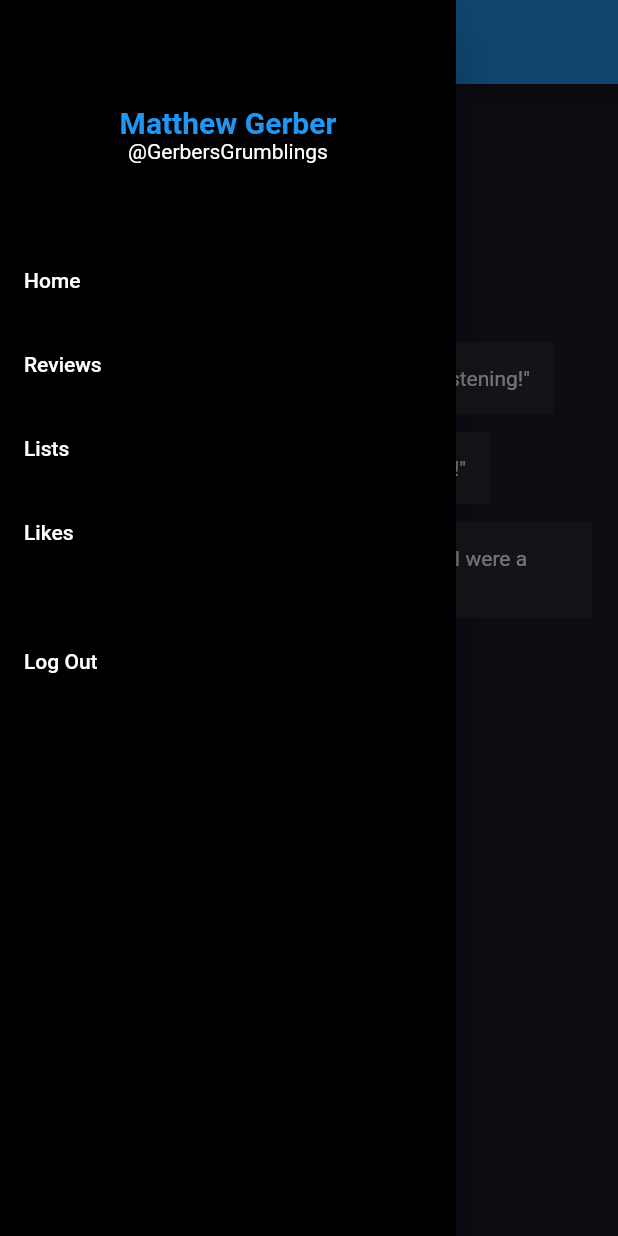
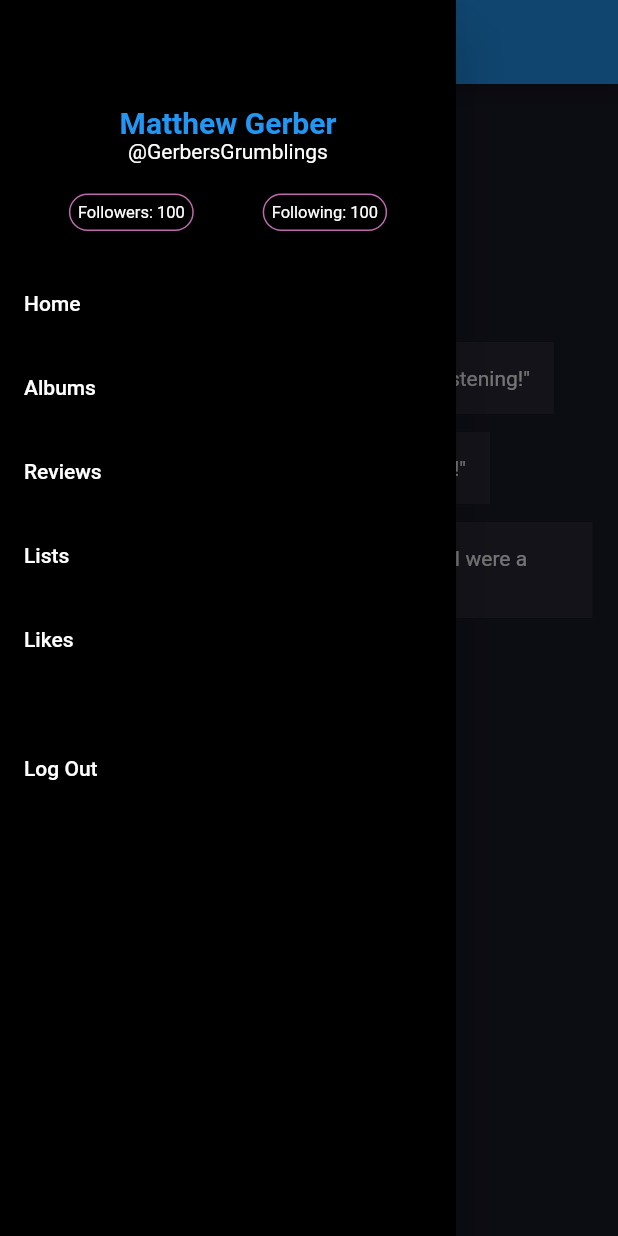
Before and after one commit to TrillAppTeam/trill, a Flutter app: the HomeScreen screen opened directly, with the side drawer open, on a phone screen of 412 x 824 dp. Run offline on Flutter 3.47's test engine with Material 2 defaults, Android fonts, the phone set to English and light mode, and no system bars.

Commit message:
Added followers and following to sidebar

```diff
--- a/mobile/lib/pages/home.dart
+++ b/mobile/lib/pages/home.dart
@@ -25,12 +25,65 @@ class HomeScreen extends StatelessWidget {
                 ),
                 const Text('@GerbersGrumblings'),
               ]),
-              SizedBox(height: 50),
+              SizedBox(height: 20),
+              Container(
+                child: Row(
+                  children: [
+                    Spacer(),
+                    Container(
+                      padding: EdgeInsets.all(5),
+                      decoration: BoxDecoration(
+                        border: Border.all(
+                            color: Color(0xFFBC6AAB),
+                            width: 1
+                        ),
+                        borderRadius: BorderRadius.all(
+                            Radius.circular(30)
+                        ),
+                      ),
+                      child: Center(
+                        child: Text(
+                          'Followers: 100',
+                           style: TextStyle(fontSize: 11)
+                        ),
+                      ),
+                    ),
+                    Spacer(),
+                    Container(
+                      padding: EdgeInsets.all(5),
+                      decoration: BoxDecoration(
+                        border: Border.all(
+                          color: Color(0xFFBC6AAB),
+                          width: 1
+                        ),
+                        borderRadius: BorderRadius.all(
+                            Radius.circular(30)
+                        ),
+                      ),
+                      child: Center(
+                        child: Text(
+                          'Following: 100',
+                          style: TextStyle(fontSize: 11)
+                        ),
+                      ),
+                    ),
+                    Spacer()
+                  ],
+                ),
+              ),
+              SizedBox(height: 20),
               ListTile(
                 title: const Text('Home'),
                 onTap: () {
                   Navigator.pop(context);
                   Navigator.pushNamed(context, '/home');
+                },
+              ),
+              ListTile(
+                title: const Text('Albums'),
+                onTap: () {
+                  Navigator.pop(context);
+                  Navigator.pushNamed(context, '/albums');
                 },
               ),
               ListTile(
--- a/mobile/lib/pages/search.dart
+++ b/mobile/lib/pages/search.dart
@@ -4,9 +4,6 @@ class SearchResultsScreen extends StatelessWidget {
   @override
   Widget build(BuildContext context) {
     return Scaffold(
-      appBar: AppBar(
-        title: Text('Search Results'),
-      ),
       body: Column(
         children: [
           Expanded(
@@ -45,7 +42,7 @@ class SearchScreen extends StatelessWidget {
               decoration: InputDecoration(
                   hintText: 'Enter search query', border: OutlineInputBorder()),
               onSubmitted: (query) {
-                Navigator.pushNamed(context, '/searchResults');
+                SearchResultsScreen();
               },
             ),
           ),
```
